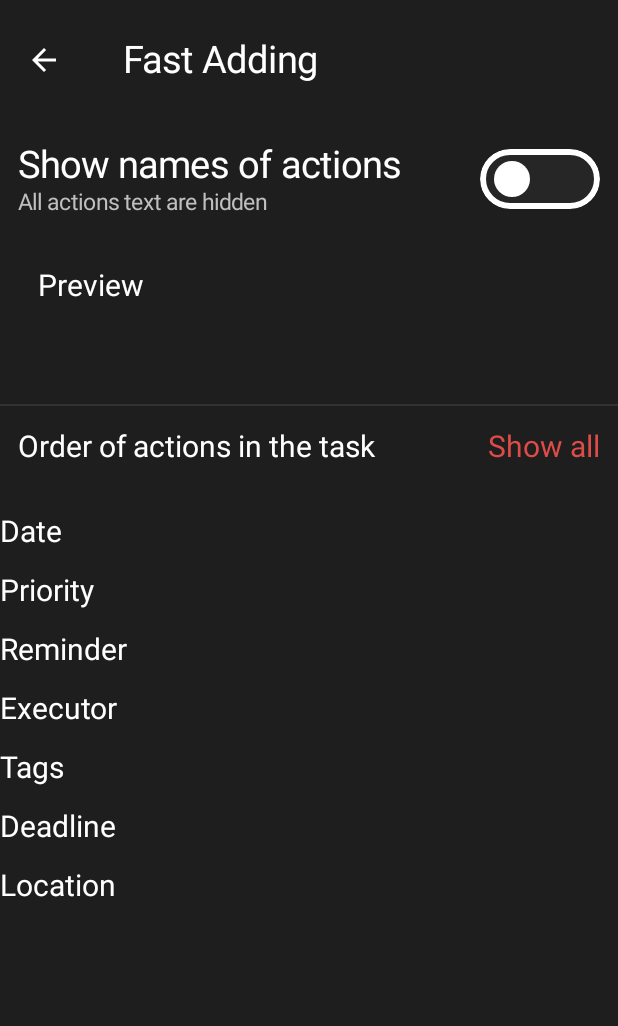
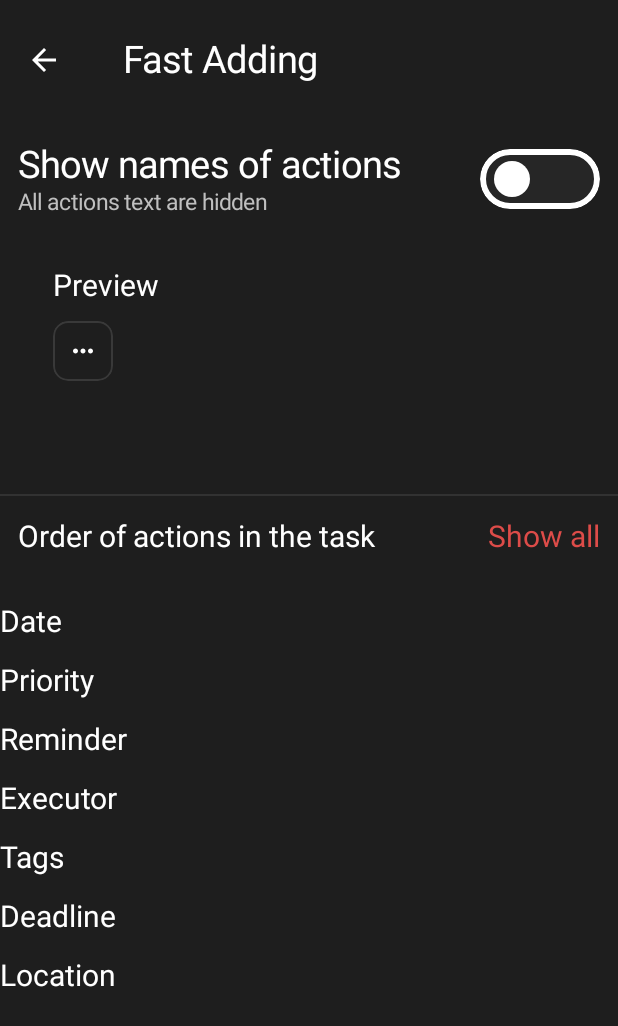
Before and after one commit to DTIXD/Everyday-Tasks, an Android app built with Jetpack Compose: the TaskFunctionsPage screen opened through its navigation route, on a phone screen of 412 x 824 dp. Shown: the top 1026 px of the screen. Run offline under Robolectric (Android 15) with nearby library versions, the phone set to English and light mode, and no system bars; our stand-ins replace Firebase (no records; nobody signed in at launch, a user with empty details on screens opened directly); libraries missing offline, so code that uses them is left out: kotlin.text.replaceFirstChar.

Commit message:
design in preview actions, new ic_reminder.xml, three_dots

```diff
--- a/app/src/main/java/com/example/everydaytasks/MainActivity.kt
+++ b/app/src/main/java/com/example/everydaytasks/MainActivity.kt
@@ -715,7 +715,7 @@ class MainActivity : ComponentActivity() {
                                         )
                                         .border(
                                             width = 2.dp,
-                                            color = IntervalColor,
+                                            color = BorderColor,
                                             shape = RoundedCornerShape(15.dp)
                                         )
 
@@ -881,7 +881,7 @@ class MainActivity : ComponentActivity() {
                                         )
                                         .border(
                                             width = 2.dp,
-                                            color = IntervalColor,
+                                            color = BorderColor,
                                             shape = RoundedCornerShape(10.dp)
                                         )
                                 ) {
@@ -1950,7 +1950,7 @@ class MainActivity : ComponentActivity() {
                                                     )
                                                     .border(
                                                         width = 2.dp,
-                                                        color = IntervalColor,
+                                                        color = BorderColor,
                                                         shape = RoundedCornerShape(10.dp)
                                                     )
                                                     .background(
@@ -2206,7 +2206,7 @@ class MainActivity : ComponentActivity() {
                                                     )
                                                     .border(
                                                         width = 2.dp,
-                                                        color = IntervalColor,
+                                                        color = BorderColor,
                                                         shape = RoundedCornerShape(10.dp)
                                                     )
                                                     .background(
--- a/app/src/main/java/com/example/everydaytasks/ui/theme/taskfunc/TaskFunctionsScreen.kt
+++ b/app/src/main/java/com/example/everydaytasks/ui/theme/taskfunc/TaskFunctionsScreen.kt
@@ -2,13 +2,13 @@ package com.example.everydaytasks.ui.theme.taskfunc
 
 import androidx.compose.animation.core.animateDpAsState
 import androidx.compose.animation.core.tween
+import androidx.compose.foundation.Image
 import androidx.compose.foundation.background
 import androidx.compose.foundation.border
 import androidx.compose.foundation.clickable
 import androidx.compose.foundation.layout.Arrangement
 import androidx.compose.foundation.layout.Box
 import androidx.compose.foundation.layout.Column
-import androidx.compose.foundation.layout.PaddingValues
 import androidx.compose.foundation.layout.Row
 import androidx.compose.foundation.layout.Spacer
 import androidx.compose.foundation.layout.fillMaxSize
@@ -36,10 +36,14 @@ import androidx.compose.ui.Alignment
 import androidx.compose.ui.Modifier
 import androidx.compose.ui.draw.clip
 import androidx.compose.ui.graphics.Color
-import androidx.compose.ui.text.font.FontWeight
+import androidx.compose.ui.graphics.ColorFilter
+import androidx.compose.ui.layout.ContentScale
+import androidx.compose.ui.res.painterResource
 import androidx.compose.ui.unit.dp
 import androidx.compose.ui.unit.sp
+import com.example.everydaytasks.R
 import com.example.everydaytasks.ui.theme.BGColor
+import com.example.everydaytasks.ui.theme.BorderColor
 import com.example.everydaytasks.ui.theme.BottomMenuColor
 import com.example.everydaytasks.ui.theme.ButtonBGColor
 import com.example.everydaytasks.ui.theme.CaptionTextColor
@@ -232,10 +236,13 @@ fun TaskFunctionsPage(
             val selectedActions = remember {
                 mutableStateListOf<String>()
             }
+            if (selectedActions.isEmpty())
+                selectedActions.add("...")
+
             Text(
                 modifier = Modifier
                     .padding(
-                        horizontal = 25.dp
+                        horizontal = 35.dp
                     ),
                 text = "Preview",
                 fontSize = 20.sp,
@@ -249,28 +256,73 @@ fun TaskFunctionsPage(
                 modifier = Modifier
                     .padding(
                         horizontal = 25.dp
-                    ),
-                horizontalArrangement = Arrangement.spacedBy(12.dp),
-                contentPadding = PaddingValues(horizontal = 8.dp)
+                    )
             ) {
                 items(selectedActions) { label ->
-                    Box(
+                    Row(
                         modifier = Modifier
-                            .height(40.dp)
+                            .background(
+                                color = BGColor
+                            )
+                            .padding(10.dp)
                             .clip(
-                                RoundedCornerShape(20.dp)
+                                RoundedCornerShape(10.dp)
                             )
-                            .background(
-                                Color(0xFFE0E0E0)
+                            .border(
+                                1.dp,
+                                shape = RoundedCornerShape(10.dp),
+                                color = BorderColor
+                            ),
+                        verticalAlignment = Alignment.CenterVertically
+                    ) {
+                        Spacer(
+                            modifier = Modifier
+                                .width(width = 10.dp)
+                        )
+                        Image(
+                            painter = painterResource(
+                                id =
+                                    when (label) {
+                                        "Date" -> R.drawable.ic_today
+                                        "Priority" -> R.drawable.ic_priority
+                                        "Reminder" -> R.drawable.ic_reminder
+                                        "Executor" -> R.drawable.ic_executor
+                                        "Tags" -> R.drawable.ic_tags
+                                        "Deadline" -> R.drawable.ic_deadline
+                                        "..." -> R.drawable.three_dots
+                                        else -> R.drawable.ic_location
+                                    }
+                            ),
+                            contentDescription = null,
+                            Modifier
+                                .size(size = 20.dp),
+                            contentScale = ContentScale.Crop,
+                            colorFilter = ColorFilter.tint(
+                                color = Color.White
                             )
-                            .padding(
-                                horizontal = 16.dp
-                            ),
-                        contentAlignment = Alignment.Center
-                    ) {
+                        )
+                        if (label != "...") {
+                            Spacer(
+                                modifier = Modifier
+                                    .width(8.dp)
+                            )
+                        }
                         Text(
-                            text = label,
-                            fontWeight = FontWeight.Medium
+                            text =
+                                if (label != "...")
+                                    label
+                                else
+                                    "",
+                            color = Color.White,
+                            fontSize = 15.sp
+                        )
+                        Spacer(
+                            modifier = Modifier
+                                .width(10.dp)
+                        )
+                        Spacer(
+                            modifier = Modifier
+                                .height(40.dp)
                         )
                     }
                 }
@@ -338,7 +390,11 @@ fun TaskFunctionsPage(
                                     element = label
                                 )
                             } else {
+                                selectedActions.remove(
+                                    element = "..."
+                                )
                                 selectedActions.add(label)
+                                selectedActions.add("...")
                             }
                         }
                         .padding(vertical = 8.dp)
--- /dev/null
+++ b/app/src/main/res/drawable/ic_executor.xml
@@ -0,0 +1,5 @@
+<vector xmlns:android="http://schemas.android.com/apk/res/android" android:height="24dp" android:tint="#000000" android:viewportHeight="960" android:viewportWidth="960" android:width="24dp">
+
+    <path android:fillColor="@android:color/white" android:pathData="M480,300Q451,300 430.5,279.5Q410,259 410,230Q410,201 430.5,180.5Q451,160 480,160Q509,160 529.5,180.5Q550,201 550,230Q550,259 529.5,279.5Q509,300 480,300ZM400,800L400,600L360,600L360,420Q360,387 383.5,363.5Q407,340 440,340L520,340Q553,340 576.5,363.5Q600,387 600,420L600,600L560,600L560,800L400,800Z"/>
+
+</vector>
--- a/app/src/main/res/drawable/ic_reminder.xml
+++ b/app/src/main/res/drawable/ic_reminder.xml
@@ -1,7 +1,5 @@
-<vector xmlns:android="http://schemas.android.com/apk/res/android" android:height="24dp" android:tint="#FFFFFF" android:viewportHeight="24" android:viewportWidth="24" android:width="24dp">
+<vector xmlns:android="http://schemas.android.com/apk/res/android" android:height="24dp" android:tint="#000000" android:viewportHeight="960" android:viewportWidth="960" android:width="24dp">
 
-    <path android:fillColor="@android:color/white" android:pathData="M11.99,2C6.47,2 2,6.48 2,12s4.47,10 9.99,10C17.52,22 22,17.52 22,12S17.52,2 11.99,2zM12,20c-4.42,0 -8,-3.58 -8,-8s3.58,-8 8,-8 8,3.58 8,8 -3.58,8 -8,8z"/>
-
-    <path android:fillColor="@android:color/white" android:pathData="M12.5,7H11v6l5.25,3.15 0.75,-1.23 -4.5,-2.67z"/>
+    <path android:fillColor="@android:color/white" android:pathData="M480,740Q505,740 522.5,722.5Q540,705 540,680L420,680Q420,705 437.5,722.5Q455,740 480,740ZM280,640L680,640L680,560L640,560L640,456Q640,395 608.5,344.5Q577,294 520,280L520,260Q520,243 508.5,231.5Q497,220 480,220Q463,220 451.5,231.5Q440,243 440,260L440,280Q383,294 351.5,344.5Q320,395 320,456L320,560L280,560L280,640ZM400,560L400,440Q400,407 423.5,383.5Q447,360 480,360Q513,360 536.5,383.5Q560,407 560,440L560,560L400,560ZM480,880Q397,880 324,848.5Q251,817 197,763Q143,709 111.5,636Q80,563 80,480Q80,397 111.5,324Q143,251 197,197Q251,143 324,111.5Q397,80 480,80Q563,80 636,111.5Q709,143 763,197Q817,251 848.5,324Q880,397 880,480Q880,563 848.5,636Q817,709 763,763Q709,817 636,848.5Q563,880 480,880ZM480,800Q614,800 707,707Q800,614 800,480Q800,346 707,253Q614,160 480,160Q346,160 253,253Q160,346 160,480Q160,614 253,707Q346,800 480,800ZM480,480Q480,480 480,480Q480,480 480,480Q480,480 480,480Q480,480 480,480Q480,480 480,480Q480,480 480,480Q480,480 480,480Q480,480 480,480Z"/>
 
 </vector>
--- /dev/null
+++ b/app/src/main/res/drawable/ic_tags.xml
@@ -0,0 +1,5 @@
+<vector xmlns:android="http://schemas.android.com/apk/res/android" android:height="24dp" android:tint="#000000" android:viewportHeight="960" android:viewportWidth="960" android:width="24dp">
+
+    <path android:fillColor="@android:color/white" android:pathData="M160,880L160,320Q160,287 183.5,263.5Q207,240 240,240L560,240Q593,240 616.5,263.5Q640,287 640,320L640,880L400,760L160,880ZM240,759L400,673L560,759L560,320Q560,320 560,320Q560,320 560,320L240,320Q240,320 240,320Q240,320 240,320L240,759ZM720,720L720,160Q720,160 720,160Q720,160 720,160L280,160L280,80L720,80Q753,80 776.5,103.5Q800,127 800,160L800,720L720,720ZM240,320L240,320Q240,320 240,320Q240,320 240,320L560,320Q560,320 560,320Q560,320 560,320L560,320L400,320L240,320Z"/>
+
+</vector>
```
